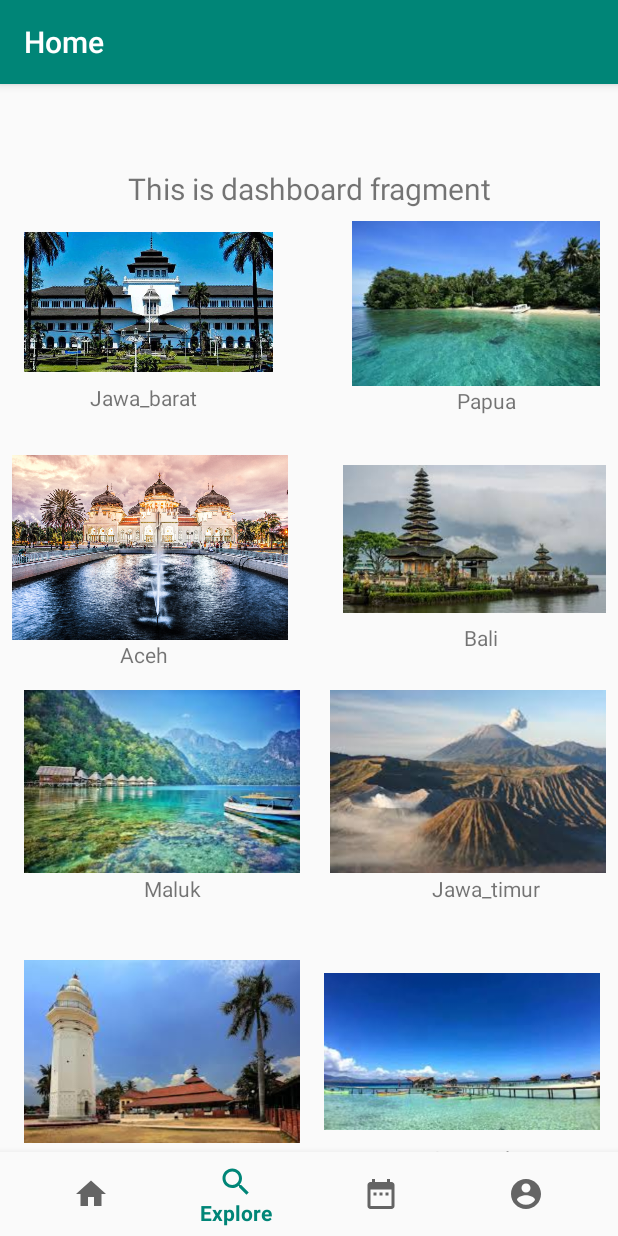
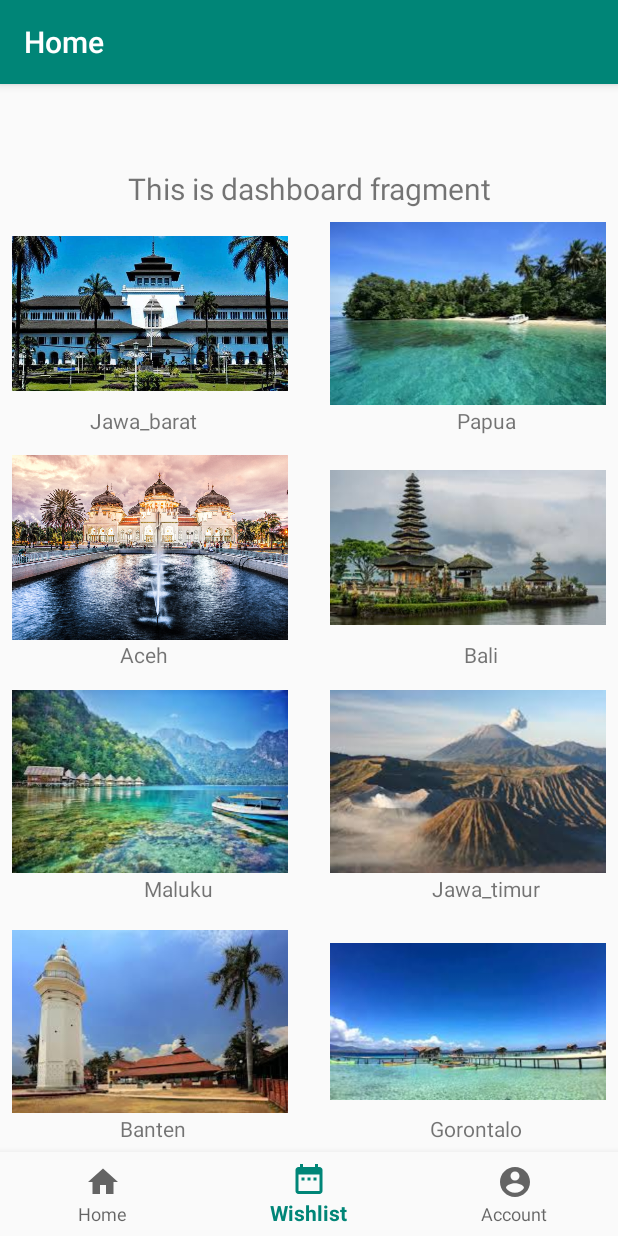
Before and after one commit to ditaprll/ExploreIndonesiaa, an Android app: the Home screen opened directly, with no data from a screen before it, item 2 of the bottom bar chosen, on a phone screen of 412 x 824 dp. Run offline under Robolectric (Android 15) with nearby library versions, the phone set to English and light mode, and no system bars; our stand-ins replace navigation-ui.

Commit message:
merubah XML pada home ref#17

```diff
--- a/app/src/main/java/com/example/exploreindonesia/Home.java
+++ b/app/src/main/java/com/example/exploreindonesia/Home.java
@@ -17,10 +17,9 @@ public class Home extends AppCompatActivity {
         super.onCreate(savedInstanceState);
         setContentView(R.layout.activity_home);
         BottomNavigationView navView = findViewById(R.id.nav_view);
-        // Passing each menu ID as a set of Ids because each
-        // menu should be considered as top level destinations.
+
         AppBarConfiguration appBarConfiguration = new AppBarConfiguration.Builder(
-                R.id.navigation_home, R.id.navigation_explore, R.id.navigation_wishlist, R.id.navigation_account)
+                R.id.navigation_home, R.id.navigation_wishlist, R.id.navigation_account)
                 .build();
         NavController navController = Navigation.findNavController(this, R.id.nav_host_fragment);
         NavigationUI.setupActionBarWithNavController(this, navController, appBarConfiguration);
--- a/app/src/main/res/layout/activity_home.xml
+++ b/app/src/main/res/layout/activity_home.xml
@@ -23,6 +23,7 @@
         android:name="androidx.navigation.fragment.NavHostFragment"
         android:layout_width="match_parent"
         android:layout_height="match_parent"
+        android:scrollbars="vertical"
         app:defaultNavHost="true"
         app:layout_constraintBottom_toTopOf="@id/nav_view"
         app:layout_constraintLeft_toLeftOf="parent"
--- a/app/src/main/res/layout/fragment_explore.xml
+++ /dev/null
@@ -1,19 +0,0 @@
-<?xml version="1.0" encoding="utf-8"?>
-<androidx.constraintlayout.widget.ConstraintLayout xmlns:android="http://schemas.android.com/apk/res/android"
-    xmlns:app="http://schemas.android.com/apk/res-auto"
-    android:layout_width="match_parent"
-    android:layout_height="match_parent">
-
-    <TextView
-        android:id="@+id/text_explore"
-        android:layout_width="match_parent"
-        android:layout_height="wrap_content"
-        android:layout_marginStart="8dp"
-        android:layout_marginTop="8dp"
-        android:layout_marginEnd="8dp"
-        android:textAlignment="center"
-        android:textSize="20sp"
-        app:layout_constraintEnd_toEndOf="parent"
-        app:layout_constraintStart_toStartOf="parent"
-        app:layout_constraintTop_toTopOf="parent" />
-</androidx.constraintlayout.widget.ConstraintLayout>
--- a/app/src/main/res/layout/fragment_home.xml
+++ b/app/src/main/res/layout/fragment_home.xml
@@ -8,21 +8,22 @@
 
     <TextView
         android:id="@+id/textView10"
-        android:layout_width="52dp"
-        android:layout_height="25dp"
+        android:layout_width="55dp"
+        android:layout_height="18dp"
         android:layout_marginStart="80dp"
         android:layout_marginLeft="80dp"
-        android:text="Banten"
+        android:text="@string/banten"
         app:layout_constraintStart_toStartOf="parent"
         app:layout_constraintTop_toBottomOf="@+id/imageView7" />
+
 
     <ImageView
         android:id="@+id/imageView7"
         android:layout_width="184dp"
         android:layout_height="123dp"
-        android:layout_marginStart="16dp"
-        android:layout_marginLeft="16dp"
-        android:layout_marginTop="500dp"
+        android:layout_marginStart="8dp"
+        android:layout_marginLeft="8dp"
+        android:layout_marginTop="480dp"
         app:layout_constraintStart_toStartOf="parent"
         app:layout_constraintTop_toBottomOf="@+id/text_home"
         app:srcCompat="@drawable/banten" />
@@ -31,8 +32,8 @@
         android:id="@+id/imageView"
         android:layout_width="184dp"
         android:layout_height="123dp"
-        android:layout_marginStart="16dp"
-        android:layout_marginLeft="16dp"
+        android:layout_marginStart="8dp"
+        android:layout_marginLeft="8dp"
         android:layout_marginTop="320dp"
         app:layout_constraintStart_toStartOf="parent"
         app:layout_constraintTop_toBottomOf="@+id/text_home"
@@ -53,20 +54,20 @@
         android:id="@+id/imageView8"
         android:layout_width="184dp"
         android:layout_height="123dp"
-        android:layout_marginStart="216dp"
-        android:layout_marginLeft="216dp"
-        android:layout_marginTop="500dp"
+        android:layout_marginStart="220dp"
+        android:layout_marginLeft="220dp"
+        android:layout_marginTop="480dp"
         app:layout_constraintStart_toStartOf="parent"
         app:layout_constraintTop_toBottomOf="@+id/text_home"
         app:srcCompat="@drawable/gorontalo" />
 
     <TextView
         android:id="@+id/textView8"
-        android:layout_width="38dp"
-        android:layout_height="18dp"
+        android:layout_width="53dp"
+        android:layout_height="23dp"
         android:layout_marginStart="96dp"
         android:layout_marginLeft="96dp"
-        android:text="Maluku"
+        android:text="@string/maluku"
         app:layout_constraintStart_toStartOf="parent"
         app:layout_constraintTop_toBottomOf="@+id/imageView" />
 
@@ -76,7 +77,7 @@
         android:layout_height="wrap_content"
         android:layout_marginEnd="52dp"
         android:layout_marginRight="52dp"
-        android:text="Jawa_timur"
+        android:text="@string/jawa_timur"
         app:layout_constraintEnd_toEndOf="parent"
         app:layout_constraintTop_toBottomOf="@+id/imageView4" />
 
@@ -86,7 +87,7 @@
         android:layout_height="wrap_content"
         android:layout_marginEnd="64dp"
         android:layout_marginRight="64dp"
-        android:text="Gorontalo"
+        android:text="@string/gorontalo"
         app:layout_constraintEnd_toEndOf="parent"
         app:layout_constraintTop_toBottomOf="@+id/imageView8" />
 
@@ -105,19 +106,21 @@
 
     <ImageView
         android:id="@+id/imageView5"
-        android:layout_width="189dp"
-        android:layout_height="110dp"
+        android:layout_width="184dp"
+        android:layout_height="123dp"
         android:layout_marginTop="8dp"
+        android:layout_marginEnd="8dp"
+        android:layout_marginRight="8dp"
         app:layout_constraintEnd_toEndOf="parent"
         app:layout_constraintTop_toBottomOf="@+id/text_home"
         app:srcCompat="@drawable/papua" />
 
     <ImageView
         android:id="@+id/imageView2"
-        android:layout_width="166dp"
-        android:layout_height="108dp"
-        android:layout_marginStart="16dp"
-        android:layout_marginLeft="16dp"
+        android:layout_width="184dp"
+        android:layout_height="123dp"
+        android:layout_marginStart="8dp"
+        android:layout_marginLeft="8dp"
         android:layout_marginTop="8dp"
         app:layout_constraintStart_toStartOf="parent"
         app:layout_constraintTop_toBottomOf="@+id/text_home"
@@ -129,7 +132,7 @@
         android:layout_height="wrap_content"
         android:layout_marginStart="60dp"
         android:layout_marginLeft="60dp"
-        android:text="Jawa_barat"
+        android:text="@string/jawa_barat"
         app:layout_constraintStart_toStartOf="parent"
         app:layout_constraintTop_toBottomOf="@+id/imageView2" />
 
@@ -139,7 +142,7 @@
         android:layout_height="wrap_content"
         android:layout_marginEnd="68dp"
         android:layout_marginRight="68dp"
-        android:text="Papua"
+        android:text="@string/papua"
         app:layout_constraintEnd_toEndOf="parent"
         app:layout_constraintTop_toBottomOf="@+id/imageView5" />
 
@@ -160,14 +163,14 @@
         android:layout_height="wrap_content"
         android:layout_marginStart="80dp"
         android:layout_marginLeft="80dp"
-        android:text="Aceh"
+        android:text="@string/aceh"
         app:layout_constraintStart_toStartOf="parent"
         app:layout_constraintTop_toBottomOf="@+id/imageView3" />
 
     <ImageView
         android:id="@+id/imageView6"
-        android:layout_width="175dp"
-        android:layout_height="112dp"
+        android:layout_width="184dp"
+        android:layout_height="123dp"
         android:layout_marginTop="164dp"
         android:layout_marginEnd="8dp"
         android:layout_marginRight="8dp"
@@ -181,8 +184,9 @@
         android:layout_height="wrap_content"
         android:layout_marginEnd="80dp"
         android:layout_marginRight="80dp"
-        android:text="Bali"
+        android:text="@string/bali"
         app:layout_constraintEnd_toEndOf="parent"
         app:layout_constraintTop_toBottomOf="@+id/imageView6" />
 
+
 </androidx.constraintlayout.widget.ConstraintLayout>
--- a/app/src/main/res/menu/bottom_nav_menu.xml
+++ b/app/src/main/res/menu/bottom_nav_menu.xml
@@ -5,11 +5,6 @@
         android:id="@+id/navigation_home"
         android:icon="@drawable/ic_home_black_24dp"
         android:title="@string/title_home" />
-
-    <item
-        android:id="@+id/navigation_explore"
-        android:icon="@drawable/ic_explore_black_24dp"
-        android:title="@string/title_explore" />
 
     <item
         android:id="@+id/navigation_wishlist"
--- a/app/src/main/res/navigation/mobile_navigation.xml
+++ b/app/src/main/res/navigation/mobile_navigation.xml
@@ -12,12 +12,6 @@
         tools:layout="@layout/fragment_home" />
 
     <fragment
-        android:id="@+id/navigation_explore"
-        android:name="com.example.exploreindonesia.ui.explore.ExploreFragment"
-        android:label="@string/title_explore"
-        tools:layout="@layout/fragment_explore" />
-
-    <fragment
         android:id="@+id/navigation_wishlist"
         android:name="com.example.exploreindonesia.ui.wishlist.WishlistFragment"
         android:label="@string/title_wishlist"
--- a/app/src/main/res/values/strings.xml
+++ b/app/src/main/res/values/strings.xml
@@ -17,4 +17,12 @@
     <string name="title_wishlist">Wishlist</string>
     <string name="title_acccount">Account</string>
     <string name="title_account">Account</string>
+    <string name="banten">Banten</string>
+    <string name="maluku">Maluku</string>
+    <string name="jawa_timur">Jawa_timur</string>
+    <string name="gorontalo">Gorontalo</string>
+    <string name="jawa_barat">Jawa_barat</string>
+    <string name="papua">Papua</string>
+    <string name="aceh">Aceh</string>
+    <string name="bali">Bali</string>
 </resources>
```
